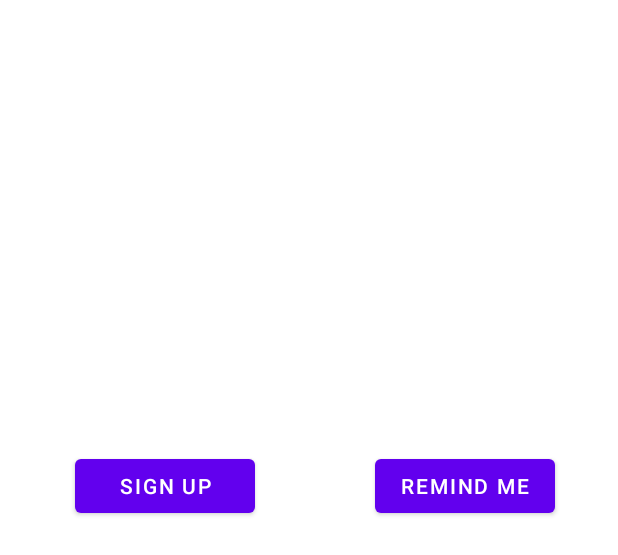
After one commit to silorriem/USCRecApp, an Android app: the layout time_slot_detail.xml on its own in the app's theme, with its tools: preview values and no code run, on a phone screen of 412 x 824 dp. The commit adds this screen. Shown: the top 555 px of the screen. Run offline under Robolectric (Android 15) with nearby library versions, the phone set to English and light mode, and no system bars.

Commit message:
create a new page for user to click on buttons for each time slots

```diff
--- a/app/src/main/java/com/example/myapplication/TimeSlot.java
+++ b/app/src/main/java/com/example/myapplication/TimeSlot.java
@@ -1,9 +1,10 @@
 package com.example.myapplication;
 
+import java.io.Serializable;
 import java.util.Date;
 import java.util.List;
 
-public class TimeSlot {
+public class TimeSlot implements Serializable {
     final Integer duration = 1;
     Date date;
     boolean available;
--- /dev/null
+++ b/app/src/main/res/layout/time_slot_detail.xml
@@ -0,0 +1,26 @@
+<?xml version="1.0" encoding="utf-8"?>
+<RelativeLayout xmlns:android="http://schemas.android.com/apk/res/android"
+    android:layout_width="match_parent"
+    android:layout_height="match_parent">
+
+    <TextView
+        android:layout_width="wrap_content"
+        android:layout_height="wrap_content"/>
+
+    <Button
+        android:id="@+id/signUp"
+        android:layout_marginTop="300dp"
+        android:layout_marginLeft="50dp"
+        android:text="@string/bookingPageSignUpButton"
+        android:layout_width="120dp"
+        android:layout_height="wrap_content" />
+
+    <Button
+        android:id="@+id/remindMe"
+        android:layout_width="120dp"
+        android:layout_height="wrap_content"
+        android:text="@string/bookingPageRemindMeButton"
+        android:layout_marginTop="300dp"
+        android:layout_marginLeft="80dp"
+        android:layout_toRightOf="@+id/signUp"/>
+</RelativeLayout>
--- a/app/src/main/res/values/strings.xml
+++ b/app/src/main/res/values/strings.xml
@@ -1,4 +1,6 @@
 <resources>
     <string name="app_name">USCRecApp</string>
     <string name="bookingPage">Make a Reservation</string>
+    <string name="bookingPageSignUpButton">Sign Up</string>
+    <string name="bookingPageRemindMeButton">Remind Me</string>
 </resources>
```
Also changed, not shown: app/src/main/java/com/example/myapplication/BookingPageActivity.java (+13 -8 lines), app/src/main/java/com/example/myapplication/TimeSlotActivity.java (added, +44 -0 lines), app/src/main/res/layout/booking_page_row_items.xml (+4 -3 lines).
